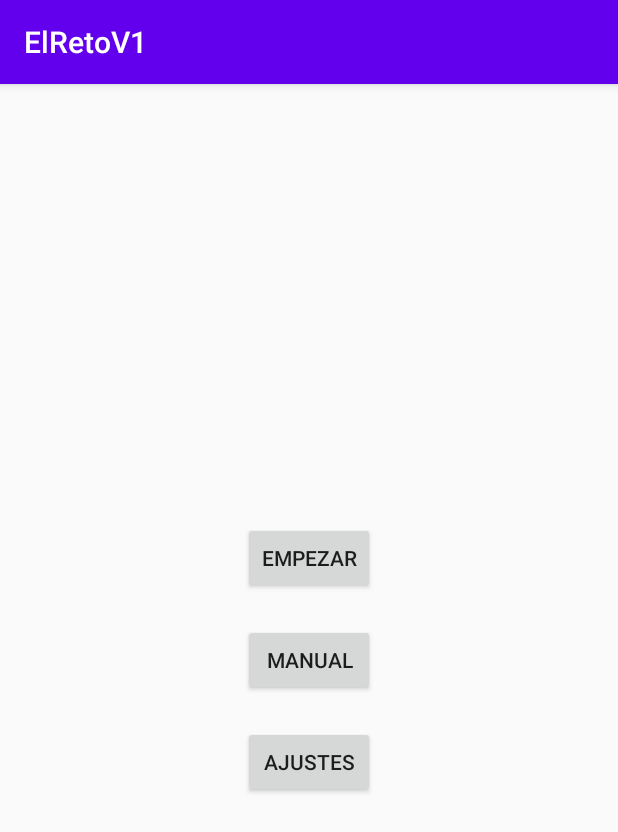
After one commit to jjaimes1/El-Reto-Android-Studio, an Android app: the VentanaPrincipal screen opened directly, with no data from a screen before it, on a phone screen of 412 x 824 dp. The commit adds this screen. Shown: the top 832 px of the screen. Run offline under Robolectric (Android 15) with nearby library versions, the phone set to English and light mode, and no system bars.

Commit message:
creada la ventana principal del juego, no olvidar añadir un gif de fondo de pantalla para que no se vea vacio

```diff
--- a/app/src/main/AndroidManifest.xml
+++ b/app/src/main/AndroidManifest.xml
@@ -9,6 +9,7 @@
         android:roundIcon="@mipmap/ic_launcher_round"
         android:supportsRtl="true"
         android:theme="@style/AppTheme">
+        <activity android:name=".VentanaPrincipal"></activity>
         <activity android:name=".CreacionUsuario">
             <intent-filter>
                 <action android:name="android.intent.action.MAIN" />
@@ -16,10 +17,8 @@
                 <category android:name="android.intent.category.LAUNCHER" />
             </intent-filter>
         </activity>
-        <activity android:name=".FragmentsActivity">
-
-        </activity>
-        <activity android:name=".CardActivity"></activity>
+        <activity android:name=".FragmentsActivity"></activity>
+        <activity android:name=".CardActivity" />
         <activity android:name=".VentanaInfo" />
         <activity android:name=".MainActivity" />
     </application>
--- /dev/null
+++ b/app/src/main/java/com/jj/elretov1/VentanaPrincipal.java
@@ -0,0 +1,14 @@
+package com.jj.elretov1;
+
+import androidx.appcompat.app.AppCompatActivity;
+
+import android.os.Bundle;
+
+public class VentanaPrincipal extends AppCompatActivity {
+
+    @Override
+    protected void onCreate(Bundle savedInstanceState) {
+        super.onCreate(savedInstanceState);
+        setContentView(R.layout.activity_ventana_principal);
+    }
+}
--- a/app/src/main/res/layout/activity_main.xml
+++ b/app/src/main/res/layout/activity_main.xml
@@ -73,8 +73,8 @@
 
     <ImageView
         android:id="@+id/v1ImgInfo"
-        android:layout_width="30dp"
-        android:layout_height="30dp"
+        android:layout_width="50dp"
+        android:layout_height="50dp"
         app:srcCompat="@drawable/icoinfo"
         android:layout_gravity="right"
         />
--- /dev/null
+++ b/app/src/main/res/layout/activity_ventana_principal.xml
@@ -0,0 +1,44 @@
+<?xml version="1.0" encoding="utf-8"?>
+<androidx.constraintlayout.widget.ConstraintLayout xmlns:android="http://schemas.android.com/apk/res/android"
+    xmlns:app="http://schemas.android.com/apk/res-auto"
+    xmlns:tools="http://schemas.android.com/tools"
+    android:layout_width="match_parent"
+    android:layout_height="match_parent"
+    tools:context=".VentanaPrincipal"
+    android:orientation="vertical"
+    android:gravity="center_horizontal"
+
+    >
+
+    <Button
+        android:id="@+id/vPrincipalBtnComenzar"
+        android:layout_width="wrap_content"
+        android:layout_height="wrap_content"
+        android:text="@string/vPrincipalComenzar"
+        app:layout_constraintBottom_toTopOf="@+id/vPrincipalBtnManual"
+        app:layout_constraintEnd_toEndOf="parent"
+        app:layout_constraintStart_toStartOf="parent"
+        android:layout_marginVertical="20dp"
+        />
+
+    <Button
+        android:id="@+id/vPrincipalBtnManual"
+        android:layout_width="wrap_content"
+        android:layout_height="wrap_content"
+        android:text="@string/vPrincipalManual"
+        app:layout_constraintBottom_toBottomOf="parent"
+        app:layout_constraintEnd_toEndOf="parent"
+        app:layout_constraintStart_toStartOf="parent"
+        app:layout_constraintTop_toTopOf="parent" />
+
+    <Button
+        android:id="@+id/vPrincipalBtnAjustes"
+        android:layout_width="wrap_content"
+        android:layout_height="wrap_content"
+        android:text="@string/vPrincipalAjustes"
+        app:layout_constraintEnd_toEndOf="parent"
+        app:layout_constraintStart_toStartOf="parent"
+        app:layout_constraintTop_toBottomOf="@+id/vPrincipalBtnManual"
+        android:layout_marginVertical="20dp"
+        />
+</androidx.constraintlayout.widget.ConstraintLayout>
--- a/app/src/main/res/values/strings.xml
+++ b/app/src/main/res/values/strings.xml
@@ -21,4 +21,7 @@
     <string name="vCreacioUsPassword">Contraseña</string>
     <string name="vCreacioUsPassword2">Verifique contraseña</string>
     <string name="vCreacioUsBtn">crear</string>
+    <string name="vPrincipalComenzar">Empezar</string>
+    <string name="vPrincipalManual">Manual</string>
+    <string name="vPrincipalAjustes">Ajustes</string>
 </resources>
```
